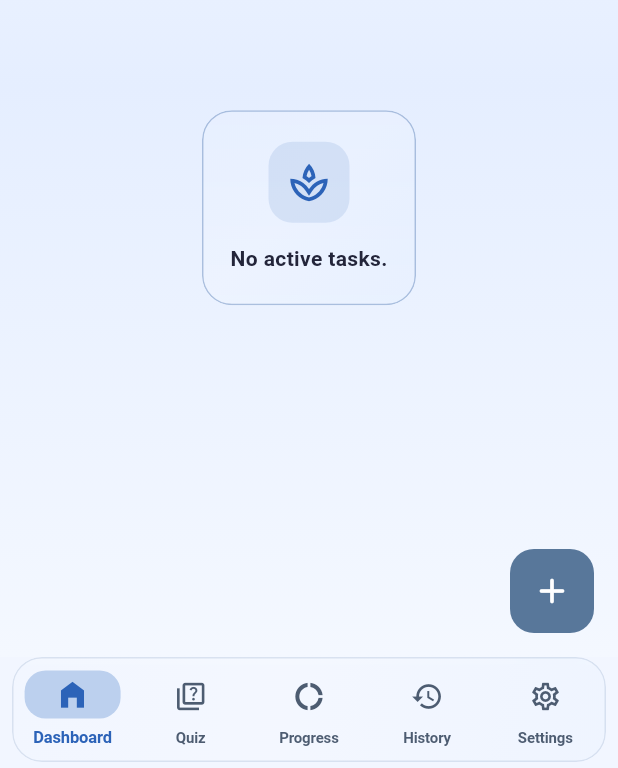
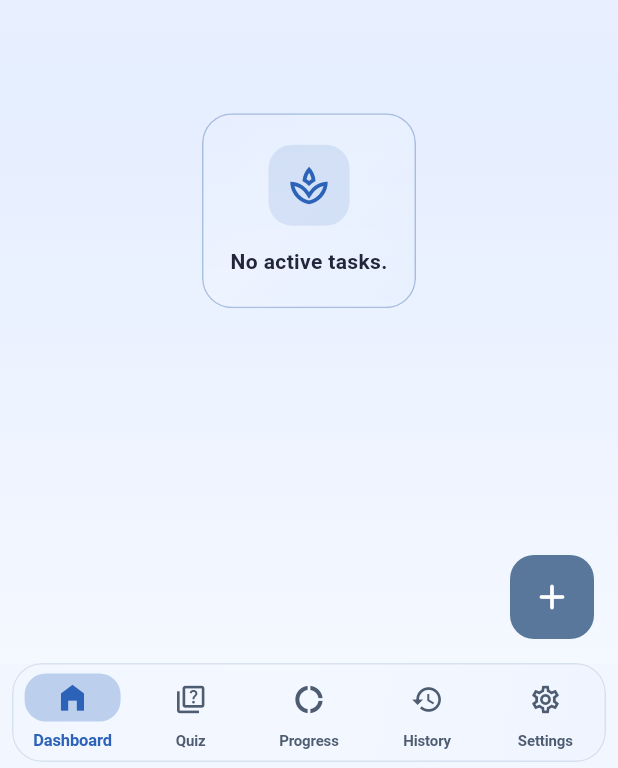
Before and after one commit to Mahdiware/hifdh, a Flutter app: the screen it shows after launch, on a phone screen of 412 x 824 dp. Shown: the part 465-1233 px from the top of the screen. Run offline on Flutter 3.47's test engine with Material 3 defaults, Android fonts, the phone set to English and light mode, and no system bars; our stand-ins replace file_picker, package_info_plus, pdf, printing, shared_preferences, sqflite and 3 more; accounts and stored records are empty.

Commit message:
fix(main_screen): adjust bottom navigation bar padding

```diff
--- a/lib/navigation/main_screen.dart
+++ b/lib/navigation/main_screen.dart
@@ -86,6 +86,7 @@ class _MainScreenState extends State<MainScreen> {
         ? Colors.white.withValues(alpha: 0.18)
         : const Color(0xFFBCD0EE);
     final lowMemoryMode = _isLowMemoryDevice(context);
+    final bottomInset = MediaQuery.of(context).padding.bottom;
 
     if (_configuredLowMemoryMode != lowMemoryMode) {
       _configuredLowMemoryMode = lowMemoryMode;
@@ -193,10 +194,8 @@ class _MainScreenState extends State<MainScreen> {
                   )
                 : IndexedStack(index: _selectedIndex, children: _pages),
           ),
-          bottomNavigationBar: SafeArea(
-            top: false,
-            child: Padding(
-              padding: const EdgeInsets.fromLTRB(8, 0, 8, 6),
+          bottomNavigationBar: Padding(
+            padding: EdgeInsets.fromLTRB(8, 0, 8, bottomInset > 0 ? 2 : 6),
             child: LiquidGlass(
               padding: EdgeInsets.zero,
               blur: 20,
@@ -225,9 +224,7 @@ class _MainScreenState extends State<MainScreen> {
                     iconTheme: WidgetStateProperty.resolveWith((states) {
                       final selected = states.contains(WidgetState.selected);
                       return IconThemeData(
-                          color: selected
-                              ? navSelectedColor
-                              : navUnselectedColor,
+                        color: selected ? navSelectedColor : navUnselectedColor,
                         size: selected ? 23 : 22,
                       );
                     }),
@@ -239,9 +236,7 @@ class _MainScreenState extends State<MainScreen> {
                             ? FontWeight.w700
                             : FontWeight.w600,
                         letterSpacing: -0.1,
-                          color: selected
-                              ? navSelectedColor
-                              : navUnselectedColor,
+                        color: selected ? navSelectedColor : navUnselectedColor,
                       );
                     }),
                     indicatorShape: RoundedRectangleBorder(
@@ -249,7 +244,7 @@ class _MainScreenState extends State<MainScreen> {
                     ),
                   ),
                   child: NavigationBar(
-                      height: 68,
+                    height: 64,
                     backgroundColor: Colors.transparent,
                     selectedIndex: _selectedIndex,
                     onDestinationSelected: _onItemTapped,
@@ -288,7 +283,6 @@ class _MainScreenState extends State<MainScreen> {
               ),
             ),
           ),
-          ),
         );
       },
     );
```
Lines whose indentation alone changed are shown as unchanged.
